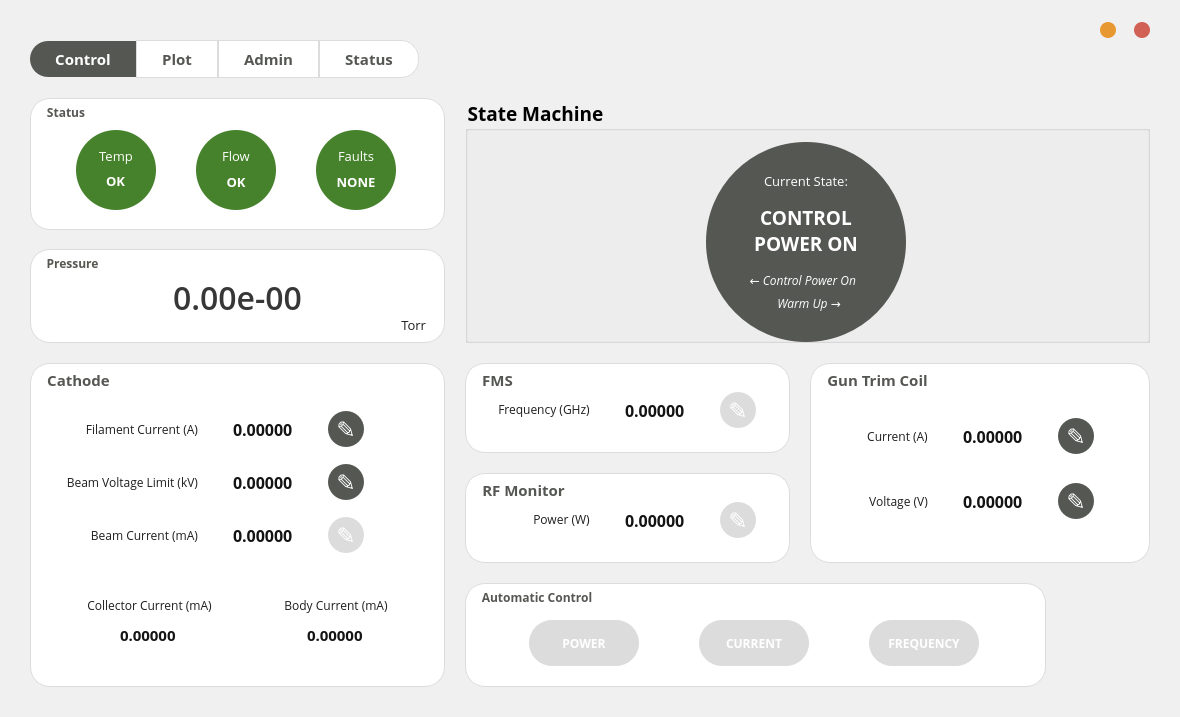
Qt form src/mainwindow.ui (Bridge12Technologies/Gyrotron-Control-System---OLD) before a commit.
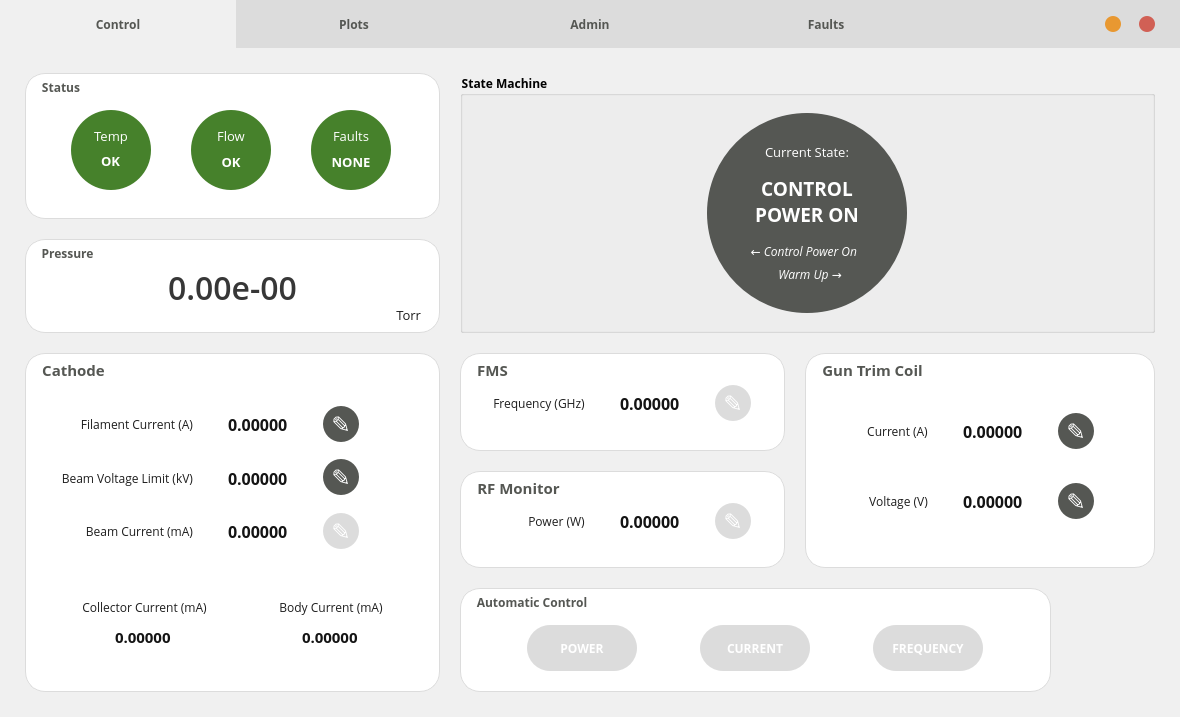
The same form after that commit. Icons and pictures are not drawn. Custom widgets are drawn as their Qt base class.

Commit message: lots of bugs and GUI work left to do

What changed in the file:
```diff
--- a/src/mainwindow.ui
+++ b/src/mainwindow.ui
@@ -478,23 +478,170 @@
 color: black;</string>
   </property>
   <widget class="QWidget" name="centralWidget">
-   <layout class="QVBoxLayout" name="verticalLayout">
+   <layout class="QVBoxLayout" name="verticalLayout" stretch="0,1">
     <property name="spacing">
      <number>0</number>
     </property>
     <property name="leftMargin">
-     <number>30</number>
+     <number>0</number>
     </property>
     <property name="topMargin">
-     <number>20</number>
+     <number>0</number>
     </property>
     <property name="rightMargin">
-     <number>30</number>
+     <number>0</number>
     </property>
     <property name="bottomMargin">
-     <number>30</number>
+     <number>0</number>
     </property>
-    <item alignment="Qt::AlignRight">
+    <item>
+     <widget class="QFrame" name="title_frame">
+      <property name="minimumSize">
+       <size>
+        <width>0</width>
+        <height>48</height>
+       </size>
+      </property>
+      <property name="maximumSize">
+       <size>
+        <width>16777215</width>
+        <height>48</height>
+       </size>
+      </property>
+      <property name="styleSheet">
+       <string notr="true">#title_frame {
+border: none;
+background: rgb(220,220,220);
+}</string>
+      </property>
+      <layout class="QHBoxLayout" name="horizontalLayout_15">
+       <property name="spacing">
+        <number>0</number>
+       </property>
+       <property name="leftMargin">
+        <number>0</number>
+       </property>
+       <property name="topMargin">
+        <number>0</number>
+       </property>
+       <property name="rightMargin">
+        <number>0</number>
+       </property>
+       <property name="bottomMargin">
+        <number>0</number>
+       </property>
+       <item>
+        <widget class="QPushButton" name="pushButton">
+         <property name="minimumSize">
+          <size>
+           <width>0</width>
+           <height>48</height>
+          </size>
+         </property>
+         <property name="font">
+          <font>
+           <family>Open Sans</family>
+           <weight>75</weight>
+           <italic>false</italic>
+           <bold>true</bold>
+           <underline>false</underline>
+          </font>
+         </property>
+         <property name="styleSheet">
+          <string notr="true">QPushButton {
+color: rgb(85,87,83);
+border: none;
+background: rgb(240,240,240);
+}</string>
+         </property>
+         <property name="text">
+          <string>Control</string>
+         </property>
+        </widget>
+       </item>
+       <item>
+        <widget class="QPushButton" name="pushButton_2">
+         <property name="minimumSize">
+          <size>
+           <width>0</width>
+           <height>48</height>
+          </size>
+         </property>
+         <property name="font">
+          <font>
+           <family>Open Sans</family>
+           <weight>75</weight>
+           <italic>false</italic>
+           <bold>true</bold>
+          </font>
+         </property>
+         <property name="styleSheet">
+          <string notr="true">QPushButton {
+color: rgb(85,87,83);
+border: none;
+background: rgb(220,220,220);
+}</string>
+         </property>
+         <property name="text">
+          <string>Plots</string>
+         </property>
+        </widget>
+       </item>
+       <item>
+        <widget class="QPushButton" name="pushButton_3">
+         <property name="minimumSize">
+          <size>
+           <width>0</width>
+           <height>48</height>
+          </size>
+         </property>
+         <property name="font">
+          <font>
+           <family>Open Sans</family>
+           <weight>75</weight>
+           <bold>true</bold>
+          </font>
+         </property>
+         <property name="styleSheet">
+          <string notr="true">QPushButton {
+color: rgb(85,87,83);
+border: none;
+background: rgb(220,220,220);
+}</string>
+         </property>
+         <property name="text">
+          <string>Admin</string>
+         </property>
+        </widget>
+       </item>
+       <item>
+        <widget class="QPushButton" name="pushButton_4">
+         <property name="minimumSize">
+          <size>
+           <width>0</width>
+           <height>48</height>
+          </size>
+         </property>
+         <property name="font">
+          <font>
+           <family>Open Sans</family>
+           <weight>75</weight>
+           <bold>true</bold>
+          </font>
+         </property>
+         <property name="styleSheet">
+          <string notr="true">QPushButton {
+color: rgb(85,87,83);
+border: none;
+background: rgb(220,220,220);
+}</string>
+         </property>
+         <property name="text">
+          <string>Faults</string>
+         </property>
+        </widget>
+       </item>
+       <item alignment="Qt::AlignRight|Qt::AlignTop">
      <widget class="QFrame" name="titlebar_frame">
       <property name="styleSheet">
        <string notr="true">border:none; background: transparent;</string>
@@ -507,16 +654,16 @@
         <number>0</number>
        </property>
        <property name="topMargin">
-        <number>0</number>
+           <number>16</number>
        </property>
        <property name="rightMargin">
-        <number>0</number>
+           <number>25</number>
        </property>
        <property name="bottomMargin">
-        <number>0</number>
+           <number>16</number>
        </property>
        <item>
-        <widget class="QPushButton" name="pushButton_2">
+           <widget class="QPushButton" name="minimize_button">
          <property name="minimumSize">
           <size>
            <width>16</width>
@@ -578,7 +725,7 @@
         </spacer>
        </item>
        <item>
-        <widget class="QPushButton" name="pushButton">
+           <widget class="QPushButton" name="close_button">
          <property name="minimumSize">
           <size>
            <width>16</width>
@@ -623,8 +770,11 @@
       </layout>
      </widget>
     </item>
+      </layout>
+     </widget>
+    </item>
     <item>
-     <widget class="QTabWidget" name="tabWidget">
+     <widget class="QStackedWidget" name="stackedWidget">
       <property name="font">
        <font>
         <family>Open Sans</family>
@@ -679,30 +829,19 @@
 border-bottom-left-radius: 18px;
 }</string>
       </property>
-      <property name="currentIndex">
-       <number>0</number>
-      </property>
-      <widget class="QWidget" name="control_tab">
-       <property name="font">
-        <font>
-         <pointsize>14</pointsize>
-        </font>
-       </property>
-       <attribute name="title">
-        <string>Control</string>
-       </attribute>
+      <widget class="QWidget" name="control_tab" native="true">
        <layout class="QGridLayout" name="gridLayout_4" rowstretch="3,1,2,2,3">
         <property name="leftMargin">
-         <number>0</number>
+         <number>25</number>
         </property>
         <property name="topMargin">
-         <number>20</number>
+         <number>25</number>
         </property>
         <property name="rightMargin">
-         <number>0</number>
+         <number>25</number>
         </property>
         <property name="bottomMargin">
-         <number>0</number>
+         <number>25</number>
         </property>
         <property name="spacing">
          <number>20</number>
@@ -3154,16 +3293,7 @@
         </item>
        </layout>
       </widget>
-      <widget class="QWidget" name="plot_tab">
-       <property name="font">
-        <font>
-         <family>Open Sans</family>
-         <pointsize>12</pointsize>
-        </font>
-       </property>
-       <attribute name="title">
-        <string>Plot</string>
-       </attribute>
+      <widget class="QWidget" name="plot_tab" native="true">
        <layout class="QHBoxLayout" name="horizontalLayout_9" stretch="1,0">
         <property name="spacing">
          <number>20</number>
@@ -4095,16 +4225,7 @@
         </item>
        </layout>
       </widget>
-      <widget class="QWidget" name="admin_tab">
-       <property name="font">
-        <font>
-         <family>Open Sans</family>
-         <pointsize>12</pointsize>
-        </font>
-       </property>
-       <attribute name="title">
-        <string>Admin</string>
-       </attribute>
+      <widget class="QWidget" name="admin_tab" native="true">
        <layout class="QGridLayout" name="gridLayout_15">
         <property name="leftMargin">
          <number>20</number>
@@ -6269,10 +6390,7 @@
         </item>
        </layout>
       </widget>
-      <widget class="QWidget" name="status_tab">
-       <attribute name="title">
-        <string>Status</string>
-       </attribute>
+      <widget class="QWidget" name="fault_tab" native="true">
        <layout class="QGridLayout" name="gridLayout_16" rowstretch="1,20,20,1">
         <property name="leftMargin">
          <number>20</number>
@@ -6550,8 +6668,6 @@
      </widget>
     </item>
    </layout>
-   <zorder>tabWidget</zorder>
-   <zorder>titlebar_frame</zorder>
   </widget>
   <action name="actionQuit">
    <property name="text">
```
Lines whose indentation alone changed are shown as unchanged. The commit also changes 6 other files.
